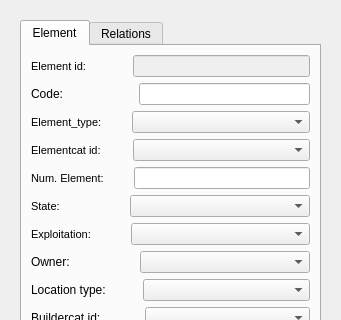
Giswater/giswater_qgis_plugin, file ui/add_element.ui: the form before one commit; both pictures show x 0 to 341 and y 0 to 320 of the 341 by 685 pixel window.
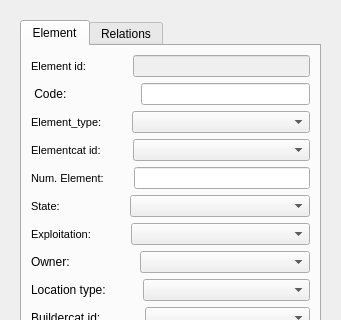
The form after the commit. Icons and pictures are not drawn.

Commit message: Minor change on add element form

Patch:
```diff
--- a/ui/add_element.ui
+++ b/ui/add_element.ui
@@ -131,7 +131,7 @@
             <item>
              <widget class="QLabel" name="label">
               <property name="text">
-               <string>Code:</string>
+               <string> Code:</string>
               </property>
              </widget>
             </item>
@@ -145,7 +145,7 @@
               </property>
               <property name="sizeHint" stdset="0">
                <size>
-                <width>70</width>
+                <width>68</width>
                 <height>20</height>
                </size>
               </property>
```
Left out of the diff: 3 changed lines with no effect on the pictures.
